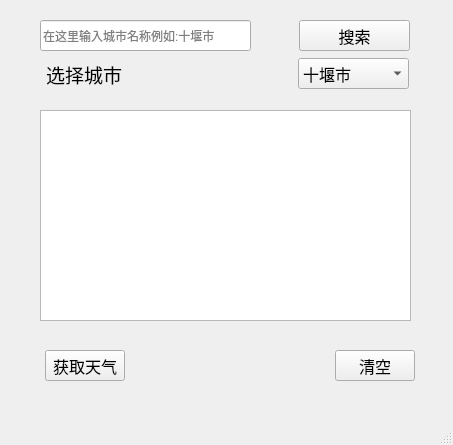
First picture: the form in weather.ui, repository hongzhe12/Weather, before the edit.
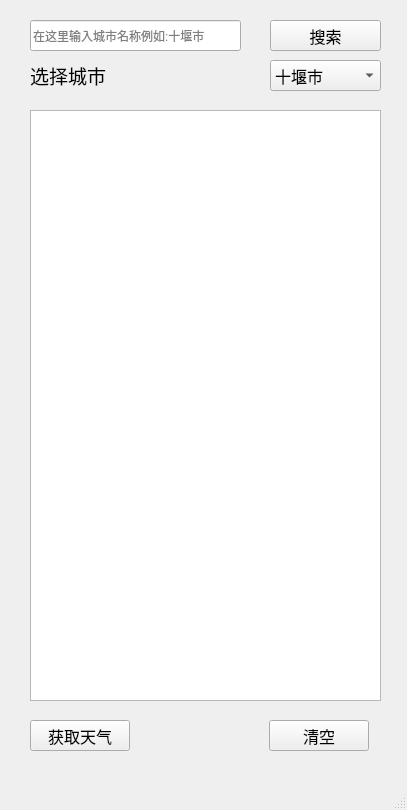
Second picture: the form after the edit.

What changed in the file:
```diff
--- a/weather.ui
+++ b/weather.ui
@@ -6,8 +6,8 @@
    <rect>
     <x>0</x>
     <y>0</y>
-    <width>453</width>
-    <height>445</height>
+    <width>407</width>
+    <height>810</height>
    </rect>
   </property>
   <property name="windowTitle">
@@ -17,10 +17,10 @@
    <widget class="QTextBrowser" name="textBrowser">
     <property name="geometry">
      <rect>
-      <x>40</x>
+      <x>30</x>
       <y>110</y>
-      <width>371</width>
-      <height>211</height>
+      <width>351</width>
+      <height>591</height>
      </rect>
     </property>
     <property name="font">
@@ -33,9 +33,9 @@
    <widget class="QLabel" name="label">
     <property name="geometry">
      <rect>
-      <x>46</x>
-      <y>59</y>
-      <width>81</width>
+      <x>30</x>
+      <y>60</y>
+      <width>211</width>
       <height>31</height>
      </rect>
     </property>
@@ -51,8 +51,8 @@
    <widget class="QComboBox" name="comboBox">
     <property name="geometry">
      <rect>
-      <x>298</x>
-      <y>58</y>
+      <x>270</x>
+      <y>60</y>
       <width>111</width>
       <height>31</height>
      </rect>
@@ -81,9 +81,9 @@
    <widget class="QPushButton" name="pushButtonGetWeather">
     <property name="geometry">
      <rect>
-      <x>45</x>
-      <y>350</y>
-      <width>80</width>
+      <x>30</x>
+      <y>720</y>
+      <width>100</width>
       <height>31</height>
      </rect>
     </property>
@@ -99,9 +99,9 @@
    <widget class="QPushButton" name="pushButtonClear">
     <property name="geometry">
      <rect>
-      <x>335</x>
-      <y>350</y>
-      <width>80</width>
+      <x>269</x>
+      <y>720</y>
+      <width>100</width>
       <height>31</height>
      </rect>
     </property>
@@ -117,7 +117,7 @@
    <widget class="QPushButton" name="pushButton">
     <property name="geometry">
      <rect>
-      <x>299</x>
+      <x>270</x>
       <y>20</y>
       <width>111</width>
       <height>31</height>
@@ -135,7 +135,7 @@
    <widget class="QLineEdit" name="lineEdit">
     <property name="geometry">
      <rect>
-      <x>40</x>
+      <x>30</x>
       <y>20</y>
       <width>211</width>
       <height>31</height>
```
Left out of the diff: 2 changed lines with no effect on the pictures.
